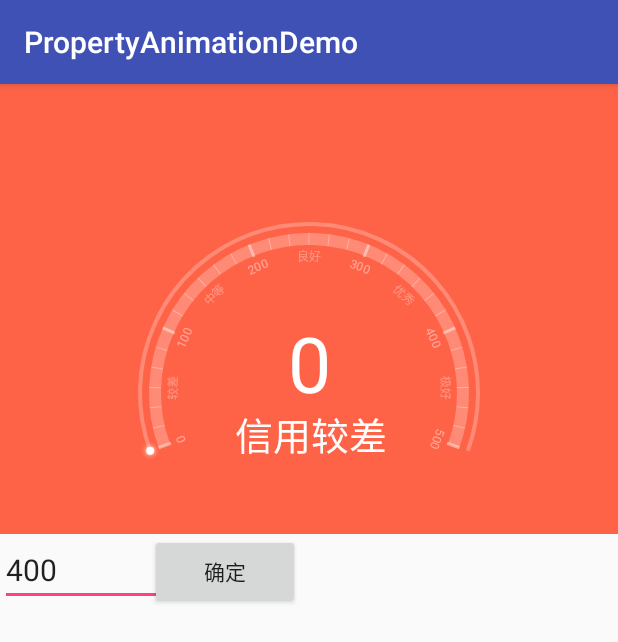
After one commit to ice-coffee/AnimationDemo, an Android app: the RoundIndicatorActivity screen opened directly, with no data from a screen before it, on a phone screen of 412 x 824 dp. The commit adds this screen. Shown: the top 642 px of the screen. Run offline under Robolectric (Android 15) with nearby library versions, the light colour scheme and no system bars.

Commit message:
提交支付宝信用表盘动画

```diff
--- a/app/src/main/AndroidManifest.xml
+++ b/app/src/main/AndroidManifest.xml
@@ -19,6 +19,8 @@
         <activity android:name=".advanced.AdvancedActivity"/>
 
         <activity android:name=".labeledittext.LabelEditTextActivity"/>
+
+        <activity android:name=".alipaydial.RoundIndicatorActivity"/>
     </application>
 
 </manifest>
--- a/app/src/main/java/com/example/animation/MainActivity.java
+++ b/app/src/main/java/com/example/animation/MainActivity.java
@@ -6,6 +6,7 @@ import android.os.Bundle;
 import android.view.View;
 
 import com.example.animation.advanced.AdvancedActivity;
+import com.example.animation.alipaydial.RoundIndicatorActivity;
 import com.example.animation.labeledittext.LabelEditTextActivity;
 import com.example.animation.paimary.PrimaryActivity;
 
@@ -35,4 +36,9 @@ public class MainActivity extends Activity
     {
         startActivity(new Intent(this, LabelEditTextActivity.class));
     }
+
+    public void alipayDial(View view)
+    {
+        startActivity(new Intent(this, RoundIndicatorActivity.class));
+    }
 }
--- /dev/null
+++ b/app/src/main/java/com/example/animation/alipaydial/RoundIndicatorActivity.java
@@ -0,0 +1,39 @@
+package com.example.animation.alipaydial;
+
+import android.os.Bundle;
+import android.support.annotation.Nullable;
+import android.support.v7.app.AppCompatActivity;
+import android.view.View;
+import android.widget.Button;
+import android.widget.EditText;
+
+import com.example.animation.R;
+
+/**
+ * Created by mzp on 2016/12/5.
+ */
+
+public class RoundIndicatorActivity extends AppCompatActivity
+{
+    private RoundIndicatorView roundIndicatorView;
+    private EditText editText;
+    private Button button;
+
+    @Override
+    protected void onCreate(@Nullable Bundle savedInstanceState)
+    {
+        super.onCreate(savedInstanceState);
+        setContentView(R.layout.activity_round_indicator);
+
+        roundIndicatorView = (RoundIndicatorView) findViewById(R.id.my_view);
+        editText = (EditText) findViewById(R.id.edit);
+        button = (Button) findViewById(R.id.btn);
+        button.setOnClickListener(new View.OnClickListener() {
+            @Override
+            public void onClick(View v) {
+                int a =Integer.valueOf(editText.getText().toString());
+                roundIndicatorView.setCurrentNumAnim(a);
+            }
+        });
+    }
+}
--- /dev/null
+++ b/app/src/main/java/com/example/animation/alipaydial/RoundIndicatorView.java
@@ -0,0 +1,304 @@
+package com.example.animation.alipaydial;
+
+import android.animation.ArgbEvaluator;
+import android.animation.ObjectAnimator;
+import android.animation.ValueAnimator;
+import android.content.Context;
+import android.content.res.TypedArray;
+import android.graphics.BlurMaskFilter;
+import android.graphics.Canvas;
+import android.graphics.Paint;
+import android.graphics.Rect;
+import android.graphics.RectF;
+import android.graphics.Shader;
+import android.graphics.SweepGradient;
+import android.util.AttributeSet;
+import android.util.DisplayMetrics;
+import android.util.Log;
+import android.util.TypedValue;
+import android.view.View;
+import android.view.WindowManager;
+
+import com.example.animation.R;
+
+/**
+ * Created by Administrator on 2016/11/17.
+ * 陈朝勇
+ * 仿支付宝芝麻信用圆形仪表盘
+ */
+
+public class RoundIndicatorView extends View
+{
+
+    private Paint paint;
+    private Paint paint_2;
+    private Paint paint_3;
+    private Paint paint_4;
+    private Context context;
+    private int maxNum;
+    private int startAngle;
+    private int sweepAngle;
+    private int radius;
+    private int mWidth;
+    private int mHeight;
+    private int sweepInWidth;//内圆的宽度
+    private int sweepOutWidth;//外圆的宽度
+    private int currentNum=0;//需设置setter、getter 供属性动画使用
+    private String[] text ={"较差","中等","良好","优秀","极好"};
+    private int[] indicatorColor = {0xffffffff,0x00ffffff,0x99ffffff,0xffffffff};
+
+    public int getCurrentNum() {
+        return currentNum;
+    }
+
+    public void setCurrentNum(int currentNum) {
+        this.currentNum = currentNum;
+        invalidate();
+    }
+
+    public RoundIndicatorView(Context context) {
+        this(context,null);
+    }
+
+    public RoundIndicatorView(Context context, AttributeSet attrs) {
+        this(context, attrs,0);
+    }
+
+    public RoundIndicatorView(final Context context, AttributeSet attrs, int defStyleAttr) {
+        super(context, attrs, defStyleAttr);
+        this.context = context;
+        setBackgroundColor(0xFFFF6347);
+        initAttr(attrs);
+        initPaint();
+    }
+
+    public void setCurrentNumAnim(int num) {
+        //+500的操作是为了让表盘在小范围转动时信用数字增减动画显示
+        float duration = (float) Math.abs(num-currentNum)/maxNum *1500+500; //根据进度差计算动画时间
+        ObjectAnimator anim = ObjectAnimator.ofInt(this,"currentNum",num);
+        anim.setDuration((long) Math.min(duration,2000));
+        anim.addUpdateListener(new ValueAnimator.AnimatorUpdateListener() {
+            @Override
+            public void onAnimationUpdate(ValueAnimator animation) {
+                int value = (int) animation.getAnimatedValue();
+                int color = calculateColor(value);
+                setBackgroundColor(color);
+            }
+        });
+        anim.start();
+    }
+    private int calculateColor(int value){
+        ArgbEvaluator evealuator = new ArgbEvaluator();
+        float fraction = 0;
+        int color = 0;
+        if(value <= maxNum/2){
+            fraction = (float)value/(maxNum/2);
+            color = (int) evealuator.evaluate(fraction,0xFFFF6347,0xFFFF8C00); //由红到橙
+        }else {
+            fraction = ( (float)value-maxNum/2 ) / (maxNum/2);
+            color = (int) evealuator.evaluate(fraction,0xFFFF8C00,0xFF00CED1); //由橙到蓝
+        }
+        return color;
+    }
+
+    private void initPaint() {
+        paint = new Paint(Paint.ANTI_ALIAS_FLAG);
+        paint.setDither(true);
+        paint.setStyle(Paint.Style.STROKE);
+        paint.setColor(0xffffffff);
+        paint_2 = new Paint(Paint.ANTI_ALIAS_FLAG);
+        paint_3 = new Paint(Paint.ANTI_ALIAS_FLAG);
+        paint_4 = new Paint(Paint.ANTI_ALIAS_FLAG);
+    }
+
+    private void initAttr(AttributeSet attrs) {
+        TypedArray array = context.obtainStyledAttributes(attrs,R.styleable.RoundIndicatorView);
+        maxNum = array.getInt(R.styleable.RoundIndicatorView_maxNum,500);
+        startAngle = array.getInt(R.styleable.RoundIndicatorView_startAngle,160);
+        sweepAngle = array.getInt(R.styleable.RoundIndicatorView_sweepAngle,220);
+        //内外圆的宽度
+        sweepInWidth = dp2px(8);
+        sweepOutWidth = dp2px(3);
+        array.recycle();
+    }
+
+    @Override
+    protected void onMeasure(int widthMeasureSpec, int heightMeasureSpec) {
+        super.onMeasure(widthMeasureSpec, heightMeasureSpec);
+        int wSize = MeasureSpec.getSize(widthMeasureSpec);
+        int wMode = MeasureSpec.getMode(widthMeasureSpec);
+        int hSize = MeasureSpec.getSize(heightMeasureSpec);
+        int hMode = MeasureSpec.getMode(heightMeasureSpec);
+
+        if (wMode == MeasureSpec.EXACTLY ){
+            mWidth = wSize;
+        }else {
+            mWidth =dp2px(300);
+        }
+        if (hMode == MeasureSpec.EXACTLY ){
+            mHeight= hSize;
+        }else {
+            mHeight =dp2px(400);
+        }
+        setMeasuredDimension(mWidth,mHeight);
+    }
+
+    @Override
+    protected void onSizeChanged(int w, int h, int oldw, int oldh) {
+        super.onSizeChanged(w, h, oldw, oldh);
+    }
+
+    @Override
+    protected void onDraw(Canvas canvas) {
+        super.onDraw(canvas);
+        radius = getMeasuredWidth()/4; //不要在构造方法里初始化，那时还没测量宽高
+        canvas.save();
+
+        //画布平移
+        canvas.translate(mWidth/2,(mWidth)/2);
+        drawRound(canvas);  //画内外圆
+        drawScale(canvas);//画刻度
+        drawIndicator(canvas); //画当前进度值
+        drawCenterText(canvas);//画中间的文字
+        canvas.restore();
+    }
+
+    private void drawCenterText(Canvas canvas) {
+        canvas.save();
+        paint_4.setStyle(Paint.Style.FILL);
+        paint_4.setTextSize(radius/2);
+        paint_4.setColor(0xffffffff);
+        canvas.drawText(currentNum+"",-paint_4.measureText(currentNum+"")/2,0,paint_4);
+        paint_4.setTextSize(radius/4);
+        String content = "信用";
+        if(currentNum < maxNum*1/5){
+            content += text[0];
+        }else if(currentNum >= maxNum*1/5 && currentNum < maxNum*2/5){
+            content += text[1];
+        }else if(currentNum >= maxNum*2/5 && currentNum < maxNum*3/5){
+            content += text[2];
+        }else if(currentNum >= maxNum*3/5 && currentNum < maxNum*4/5){
+            content += text[3];
+        }else if(currentNum >= maxNum*4/5){
+            content += text[4];
+        }
+        Rect r = new Rect();
+        paint_4.getTextBounds(content,0,content.length(),r);
+        canvas.drawText(content,-r.width()/2,r.height()+20,paint_4);
+        canvas.restore();
+    }
+
+    private void drawIndicator(Canvas canvas) {
+        canvas.save();
+        paint_2.setStyle(Paint.Style.STROKE);
+        //计算当前进度所代表的角度值
+        int sweep;
+        if(currentNum<=maxNum){
+            sweep = (int)((float)currentNum/(float)maxNum*sweepAngle);
+        }else {
+            sweep = sweepAngle;
+        }
+        paint_2.setStrokeWidth(sweepOutWidth);
+        Shader shader =new SweepGradient(0,0,indicatorColor,null);
+        paint_2.setShader(shader);
+        int w = dp2px(10);
+        RectF rectf = new RectF(-radius-w , -radius-w , radius+w , radius+w);
+        canvas.drawArc(rectf,startAngle,sweep,false,paint_2);
+
+        //计算当前进度值得坐标点
+        float x = (float) ((radius+dp2px(10))* Math.cos(Math.toRadians(startAngle+sweep)));
+        float y = (float) ((radius+dp2px(10))* Math.sin(Math.toRadians(startAngle+sweep)));
+        paint_3.setStyle(Paint.Style.FILL);
+        paint_3.setColor(0xffffffff);
+        //需关闭硬件加速才可显现阴影效果
+        paint_3.setMaskFilter(new BlurMaskFilter(dp2px(3), BlurMaskFilter.Blur.SOLID));
+        canvas.drawCircle(x,y,dp2px(3),paint_3);
+        canvas.restore();
+    }
+
+    /**
+     * 先将画布旋转使起始点位于正上方, 画刻度, 画布旋转一颗度, 再次在正上方处画刻度, 是如此画法
+     * @param canvas
+     */
+    private void drawScale(Canvas canvas) {
+        canvas.save();
+        float angle = (float)sweepAngle/30;//刻度间隔
+        canvas.rotate(-270+startAngle); //将起始刻度点旋转到正上方（270)
+        for (int i = 0; i <= 30; i++) {
+            if(i%6 == 0){   //画粗刻度和刻度值
+                paint.setStrokeWidth(dp2px(2));
+                paint.setAlpha(0x70);
+
+                //此处画刻度使用负值是由于画布为逆时针旋转,
+                canvas.drawLine(0, -radius-sweepInWidth/2,0, -radius+sweepInWidth/2+dp2px(1), paint);
+
+                Log.e("alipay", (-radius-sweepInWidth/2) + ":" + (-radius+sweepInWidth/2+dp2px(1)));
+                drawText(canvas,i*maxNum/30+"",paint);
+            }else {         //画细刻度
+                paint.setStrokeWidth(dp2px(1));
+                paint.setAlpha(0x50);
+                canvas.drawLine(0,-radius-sweepInWidth/2,0, -radius+sweepInWidth/2, paint);
+            }
+            if(i==3 || i==9 || i==15 || i==21 || i==27){  //画刻度区间文字
+                paint.setStrokeWidth(dp2px(2));
+                paint.setAlpha(0x50);
+                drawText(canvas,text[(i-3)/6], paint);
+            }
+            canvas.rotate(angle); //逆时针
+        }
+        canvas.restore();
+    }
+
+    /**
+     * 绘制文字时, 根据文字绘制原点特性和每次绘制都在原点正上方可知, 当前文字原点的X轴坐标为(-wight/2)
+     * @param canvas
+     * @param text
+     * @param paint
+     */
+    private void drawText(Canvas canvas , String text , Paint paint) {
+        paint.setStyle(Paint.Style.FILL);
+        paint.setTextSize(sp2px(8));
+        float width = paint.measureText(text); //相比getTextBounds来说，这个方法获得的类型是float，更精确些
+//        Rect rect = new Rect();
+//        paint.getTextBounds(text,0,text.length(),rect);
+        canvas.drawText(text,-width/2 , -radius + dp2px(15),paint);
+        paint.setStyle(Paint.Style.STROKE);
+    }
+
+    private void drawRound(Canvas canvas) {
+        canvas.save();
+        //内圆
+        paint.setAlpha(0x40);
+        paint.setStrokeWidth(sweepInWidth);
+        RectF rectf = new RectF(-radius,-radius,radius,radius);
+        canvas.drawArc(rectf,startAngle,sweepAngle,false,paint);
+        //外圆
+        paint.setStrokeWidth(sweepOutWidth);
+        int w = dp2px(10);
+        RectF rectf2 = new RectF(-radius-w , -radius-w , radius+w , radius+w);
+        canvas.drawArc(rectf2,startAngle,sweepAngle,false,paint);
+        canvas.restore();
+    }
+
+
+
+    //一些工具方法
+    protected int dp2px(int dp){
+        return (int) TypedValue.applyDimension(
+                TypedValue.COMPLEX_UNIT_DIP,
+                dp,
+                getResources().getDisplayMetrics());
+    }
+    protected int sp2px(int sp){
+        return (int) TypedValue.applyDimension(
+                TypedValue.COMPLEX_UNIT_SP,
+                sp,
+                getResources().getDisplayMetrics());
+    }
+    public static DisplayMetrics getScreenMetrics(Context context) {
+        WindowManager wm = (WindowManager) context.getSystemService(Context.WINDOW_SERVICE);
+        DisplayMetrics dm = new DisplayMetrics();
+        wm.getDefaultDisplay().getMetrics(dm);
+        return dm;
+    }
+}
--- a/app/src/main/res/layout/activity_main.xml
+++ b/app/src/main/res/layout/activity_main.xml
@@ -8,17 +8,24 @@
         android:onClick="primaryUsage"
         android:layout_width="match_parent"
         android:layout_height="wrap_content"
-        android:text="PrimaryUsage"/>
+        android:text="@string/bt_tx_1"/>
 
     <Button
         android:onClick="advancedUsage"
         android:layout_width="match_parent"
         android:layout_height="wrap_content"
-        android:text="AdvancedUsage"/>
+        android:text="@string/bt_tx_2"/>
 
     <Button
         android:onClick="labelEditText"
         android:layout_width="match_parent"
-        android:layout_height="wrap_content"/>
+        android:layout_height="wrap_content"
+        android:text="@string/bt_tx_3"/>
+
+    <Button
+        android:onClick="alipayDial"
+        android:layout_width="match_parent"
+        android:layout_height="wrap_content"
+        android:text="@string/bt_tx_4"/>
 
 </LinearLayout>
--- /dev/null
+++ b/app/src/main/res/layout/activity_round_indicator.xml
@@ -0,0 +1,29 @@
+<?xml version="1.0" encoding="utf-8"?>
+<RelativeLayout
+    android:id="@+id/activity_main"
+    xmlns:android="http://schemas.android.com/apk/res/android"
+    android:layout_width="match_parent"
+    android:layout_height="match_parent">
+
+    <com.example.animation.alipaydial.RoundIndicatorView
+        android:id="@+id/my_view"
+        android:layout_width="match_parent"
+        android:layout_height="300dp"/>
+
+    <EditText
+        android:id="@+id/edit"
+        android:layout_width="200dp"
+        android:layout_height="wrap_content"
+        android:layout_below="@id/my_view"
+        android:inputType="number"
+        android:text="400"
+        android:textSize="20sp"/>
+
+    <Button
+        android:id="@+id/btn"
+        android:layout_width="100dp"
+        android:layout_height="50dp"
+        android:layout_alignRight="@id/edit"
+        android:layout_below="@id/my_view"
+        android:text="确定"/>
+</RelativeLayout>
--- a/app/src/main/res/values/attrs.xml
+++ b/app/src/main/res/values/attrs.xml
@@ -6,4 +6,14 @@
         <attr name="labelText" format="string"/>
         <attr name="labelColor" format="color"/>
     </declare-styleable>
+
+    <!--RoundIndictor-->
+    <declare-styleable name="RoundIndicatorView">
+        <!--最大数值-->
+        <attr name="maxNum" format="integer"/>
+        <!--圆盘起始角度-->
+        <attr name="startAngle" format="integer"/>
+        <!--圆盘扫过的角度-->
+        <attr name="sweepAngle" format="integer"/>
+    </declare-styleable>
 </resources>
--- a/app/src/main/res/values/strings.xml
+++ b/app/src/main/res/values/strings.xml
@@ -1,3 +1,8 @@
 <resources>
     <string name="app_name">PropertyAnimationDemo</string>
+
+    <string name="bt_tx_1">属性动画用法</string>
+    <string name="bt_tx_2">属性动画高级用法</string>
+    <string name="bt_tx_3">添加标签的EditText</string>
+    <string name="bt_tx_4">仿支付宝信用积分表盘动画</string>
 </resources>
```
